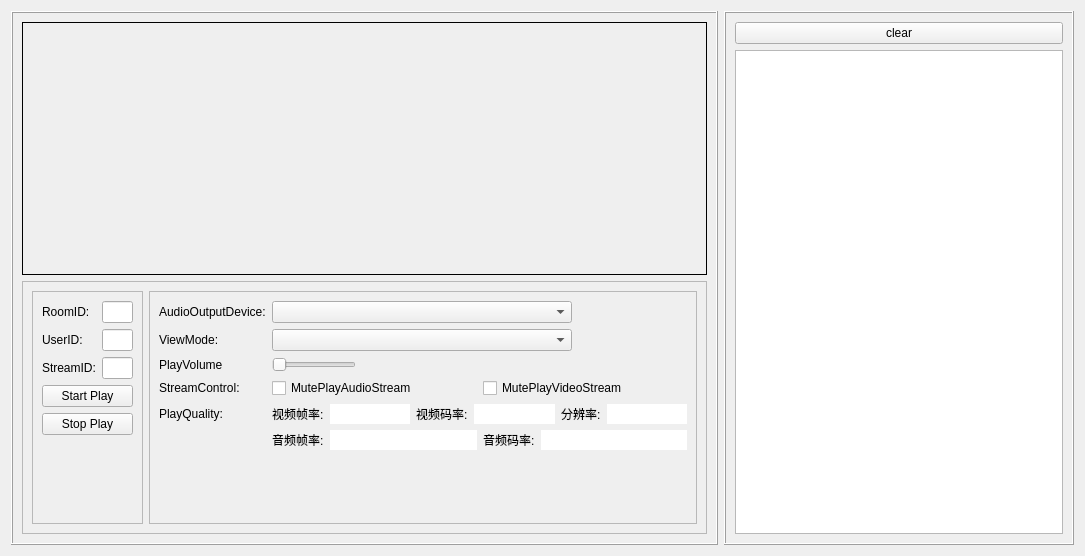
Before: the Qt Designer form Play/ZegoPlayDemo.ui in zegoim/zego-express-example-topics-cpp, drawn with Qt 5.
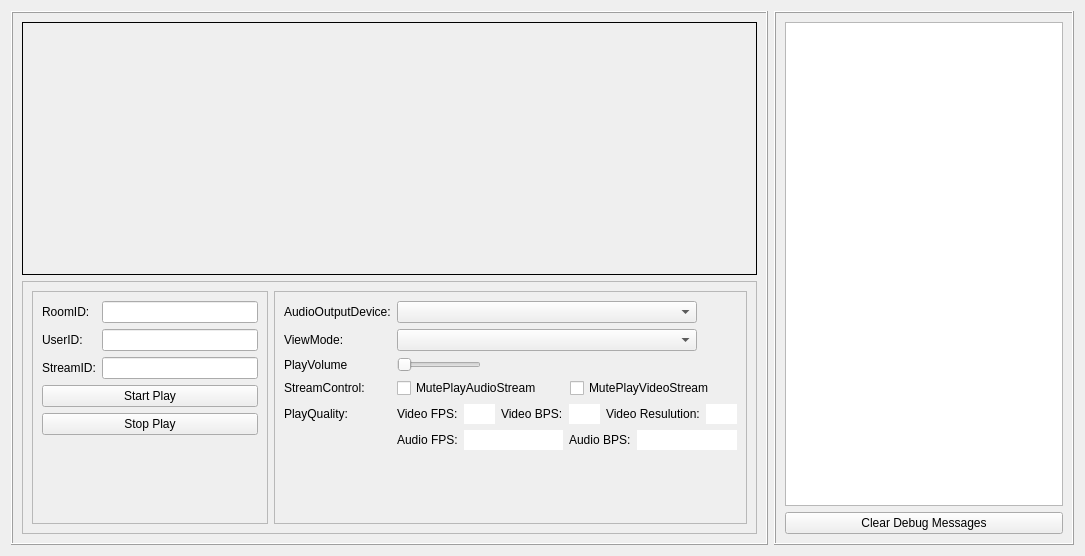
After: the same form once the commit is applied.

What changed in the file:
```diff
--- a/Play/ZegoPlayDemo.ui
+++ b/Play/ZegoPlayDemo.ui
@@ -44,7 +44,7 @@
         <property name="frameShadow">
          <enum>QFrame::Raised</enum>
         </property>
-        <layout class="QHBoxLayout" name="horizontalLayout_3">
+        <layout class="QHBoxLayout" name="horizontalLayout_3" stretch="1,2">
          <item>
           <widget class="QFrame" name="frame_4">
            <property name="frameShape">
@@ -230,7 +230,7 @@
               <item>
                <widget class="QLabel" name="label_9">
                 <property name="text">
-                 <string>视频帧率:</string>
+                 <string>Video FPS:</string>
                 </property>
                </widget>
               </item>
@@ -247,7 +247,7 @@
               <item>
                <widget class="QLabel" name="label_11">
                 <property name="text">
-                 <string>视频码率:</string>
+                 <string>Video BPS:</string>
                 </property>
                </widget>
               </item>
@@ -264,7 +264,7 @@
               <item>
                <widget class="QLabel" name="label_13">
                 <property name="text">
-                 <string>分辨率:</string>
+                 <string>Video Resulution:</string>
                 </property>
                </widget>
               </item>
@@ -285,7 +285,7 @@
               <item>
                <widget class="QLabel" name="label_16">
                 <property name="text">
-                 <string>音频帧率:</string>
+                 <string>Audio FPS:</string>
                 </property>
                </widget>
               </item>
@@ -302,7 +302,7 @@
               <item>
                <widget class="QLabel" name="label_17">
                 <property name="text">
-                 <string>音频码率:</string>
+                 <string>Audio BPS:</string>
                 </property>
                </widget>
               </item>
@@ -330,20 +330,20 @@
    <item>
     <widget class="QFrame" name="frame_5">
      <property name="sizePolicy">
-      <sizepolicy hsizetype="Fixed" vsizetype="Preferred">
+      <sizepolicy hsizetype="Preferred" vsizetype="Preferred">
        <horstretch>0</horstretch>
        <verstretch>0</verstretch>
       </sizepolicy>
      </property>
      <property name="minimumSize">
       <size>
-       <width>350</width>
+       <width>300</width>
        <height>0</height>
       </size>
      </property>
      <property name="maximumSize">
       <size>
-       <width>350</width>
+       <width>16777215</width>
        <height>16777215</height>
       </size>
      </property>
@@ -354,21 +354,21 @@
       <enum>QFrame::Raised</enum>
      </property>
      <layout class="QVBoxLayout" name="verticalLayout_2">
-      <item>
-       <widget class="QPushButton" name="pushButton_clear_log">
-        <property name="text">
-         <string>clear</string>
-        </property>
-       </widget>
-      </item>
       <item>
        <widget class="QTextEdit" name="textEdit_log">
         <property name="html">
          <string>&lt;!DOCTYPE HTML PUBLIC &quot;-//W3C//DTD HTML 4.0//EN&quot; &quot;http://www.w3.org/TR/REC-html40/strict.dtd&quot;&gt;
 &lt;html&gt;&lt;head&gt;&lt;meta name=&quot;qrichtext&quot; content=&quot;1&quot; /&gt;&lt;style type=&quot;text/css&quot;&gt;
 p, li { white-space: pre-wrap; }
-&lt;/style&gt;&lt;/head&gt;&lt;body style=&quot; font-family:'SimSun'; font-size:13.5pt; font-weight:400; font-style:normal;&quot;&gt;
-&lt;p style=&quot;-qt-paragraph-type:empty; margin-top:0px; margin-bottom:0px; margin-left:0px; margin-right:0px; -qt-block-indent:0; text-indent:0px; font-size:9pt;&quot;&gt;&lt;br /&gt;&lt;/p&gt;&lt;/body&gt;&lt;/html&gt;</string>
+&lt;/style&gt;&lt;/head&gt;&lt;body style=&quot; font-family:'SimSun'; font-size:9pt; font-weight:400; font-style:normal;&quot;&gt;
+&lt;p style=&quot;-qt-paragraph-type:empty; margin-top:0px; margin-bottom:0px; margin-left:0px; margin-right:0px; -qt-block-indent:0; text-indent:0px;&quot;&gt;&lt;br /&gt;&lt;/p&gt;&lt;/body&gt;&lt;/html&gt;</string>
+        </property>
+       </widget>
+      </item>
+      <item>
+       <widget class="QPushButton" name="pushButton_clear_log">
+        <property name="text">
+         <string>Clear Debug Messages</string>
         </property>
        </widget>
       </item>
```
Left out of the diff: 2 changed lines with no effect on the pictures.
